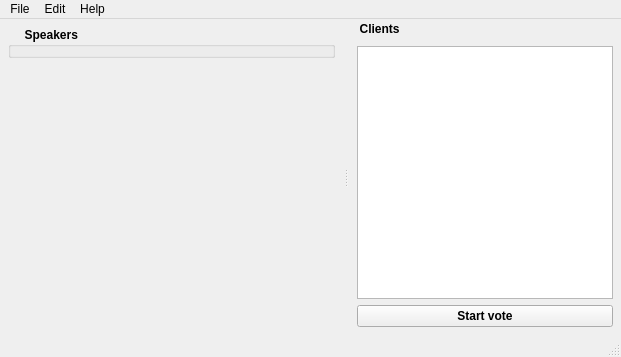
Before: the Qt Designer form Server/main_window.ui in akru/conference-speaker-server, drawn with Qt 5.
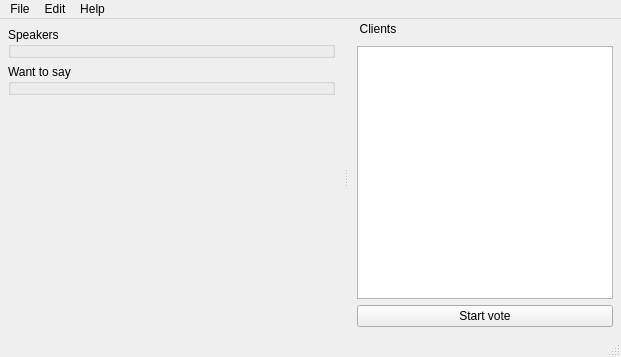
After: the same form once the commit is applied.

Commit message: channel request widget; channel request cancel by client now supported

Diff of the .ui file:
```diff
--- a/Server/main_window.ui
+++ b/Server/main_window.ui
@@ -27,7 +27,43 @@
     <property name="bottomMargin">
      <number>8</number>
     </property>
-    <item row="2" column="0">
+    <item row="1" column="1">
+     <widget class="QGroupBox" name="channelsBox">
+      <property name="font">
+       <font>
+        <weight>50</weight>
+        <bold>false</bold>
+       </font>
+      </property>
+      <property name="title">
+       <string>Speakers</string>
+      </property>
+      <property name="flat">
+       <bool>false</bool>
+      </property>
+      <property name="checkable">
+       <bool>false</bool>
+      </property>
+      <layout class="QVBoxLayout" name="verticalLayout">
+       <property name="spacing">
+        <number>0</number>
+       </property>
+       <property name="leftMargin">
+        <number>0</number>
+       </property>
+       <property name="topMargin">
+        <number>0</number>
+       </property>
+       <property name="rightMargin">
+        <number>0</number>
+       </property>
+       <property name="bottomMargin">
+        <number>8</number>
+       </property>
+      </layout>
+     </widget>
+    </item>
+    <item row="3" column="1">
      <spacer name="verticalSpacer">
       <property name="orientation">
        <enum>Qt::Vertical</enum>
@@ -40,16 +76,10 @@
       </property>
      </spacer>
     </item>
-    <item row="1" column="0">
-     <widget class="QGroupBox" name="channelsBox">
-      <property name="font">
-       <font>
-        <weight>75</weight>
-        <bold>true</bold>
-       </font>
-      </property>
+    <item row="2" column="1">
+     <widget class="QGroupBox" name="requestBox">
       <property name="title">
-       <string>     Speakers</string>
+       <string>Want to say</string>
       </property>
       <property name="flat">
        <bool>false</bool>
@@ -116,8 +146,8 @@
    </property>
    <property name="font">
     <font>
-     <weight>75</weight>
-     <bold>true</bold>
+     <weight>50</weight>
+     <bold>false</bold>
     </font>
    </property>
    <property name="floating">
```
Left out of the diff: 8 changed lines with no effect on the pictures. The commit also changes 7 other files.
